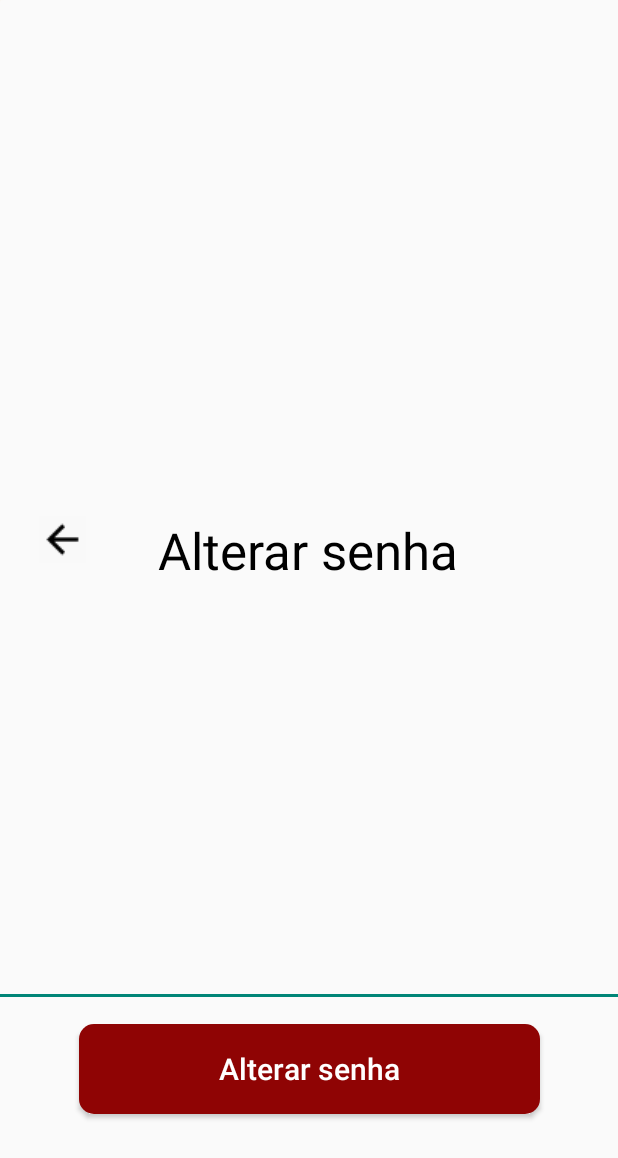
After one commit to Isabelaiff/Equality_Food_Android, an Android app: the VerificarCodigo screen opened directly, with no data from a screen before it, on a phone screen of 412 x 824 dp. The commit adds this screen. Shown: the top 1158 px of the screen. Run offline under Robolectric (Android 15) with nearby library versions, the phone set to English and light mode, and no system bars; our stand-ins replace Firebase (no records; nobody signed in at launch, a user with empty details on screens opened directly).

Commit message:
Validação do CPF e alterar senha com SMS (TESTE)

```diff
--- a/app/build.gradle
+++ b/app/build.gradle
@@ -40,6 +40,7 @@ dependencies {
     implementation 'com.google.firebase:firebase-database-ktx:20.2.2'
     implementation 'com.google.firebase:firebase-auth:22.1.2'
     implementation 'com.android.car.ui:car-ui-lib:2.5.1'
+    implementation project(path: ':app')
     testImplementation 'junit:junit:4.13.2'
     androidTestImplementation 'androidx.test.ext:junit:1.1.5'
     androidTestImplementation 'androidx.test.espresso:espresso-core:3.5.1'
--- /dev/null
+++ b/app/src/main/java/com/example/equalityfood/VerificarCodigo.java
@@ -0,0 +1,71 @@
+package com.example.equalityfood;
+
+import androidx.appcompat.app.AppCompatActivity;
+
+import android.content.Intent;
+import android.os.Bundle;
+import android.view.View;
+import android.widget.Button;
+import android.widget.EditText;
+import android.widget.ImageButton;
+import android.widget.Toast;
+
+import com.google.firebase.auth.FirebaseAuth;
+import com.google.firebase.auth.PhoneAuthCredential;
+import com.google.firebase.auth.PhoneAuthProvider;
+
+public class VerificarCodigo extends AppCompatActivity {
+
+    private EditText inputCodigo;
+    private Button btnEnviarCodigo;
+    private FirebaseAuth auth;
+
+    @Override
+    protected void onCreate(Bundle savedInstanceState) {
+        super.onCreate(savedInstanceState);
+        setContentView(R.layout.activity_verificar_codigo);
+
+        inputCodigo = findViewById(R.id.inputCodigo);
+        btnEnviarCodigo = findViewById(R.id.btnCodigo);
+        auth = FirebaseAuth.getInstance();
+        ImageButton btnVoltar = findViewById(R.id.voltar_button2);
+
+        btnVoltar.setOnClickListener(new View.OnClickListener() {
+            @Override
+            public void onClick(View v) {
+                finish();
+            }
+        });
+
+        final String verificationId = getIntent().getStringExtra("verificationId");
+
+        btnEnviarCodigo.setOnClickListener(new View.OnClickListener() {
+            @Override
+            public void onClick(View v) {
+                String codigoInserido = inputCodigo.getText().toString().trim();
+                if (!codigoInserido.isEmpty()) {
+                    PhoneAuthCredential credential = PhoneAuthProvider.getCredential(verificationId, codigoInserido);
+                    signInWithPhoneAuthCredential(credential);
+                } else {
+                    Toast.makeText(VerificarCodigo.this, "Por favor, insira o código de verificação.", Toast.LENGTH_SHORT).show();
+                }
+            }
+        });
+    }
+
+    private void signInWithPhoneAuthCredential(PhoneAuthCredential credential) {
+        auth.signInWithCredential(credential)
+                .addOnCompleteListener(this, task -> {
+                    if (task.isSuccessful()) {
+                        // Sucesso na verificação do número de telefone
+                        // Você pode iniciar a próxima atividade ou executar qualquer ação necessária
+                        Intent intent = new Intent(VerificarCodigo.this, AlterarSenha.class);
+                        startActivity(intent);
+                        finish();
+                    } else {
+                        // Falha na verificação do número de telefone
+                        Toast.makeText(VerificarCodigo.this, "Código de verificação incorreto.", Toast.LENGTH_SHORT).show();
+                    }
+                });
+    }
+}
--- /dev/null
+++ b/app/src/main/res/layout/activity_verificar_codigo.xml
@@ -0,0 +1,85 @@
+<?xml version="1.0" encoding="utf-8"?>
+<androidx.constraintlayout.widget.ConstraintLayout xmlns:android="http://schemas.android.com/apk/res/android"
+    xmlns:app="http://schemas.android.com/apk/res-auto"
+    xmlns:tools="http://schemas.android.com/tools"
+    android:layout_width="match_parent"
+    android:layout_height="match_parent"
+    tools:context=".EsqueceuSenha">
+
+    <ImageView
+        android:id="@+id/imageView6"
+        android:layout_width="725dp"
+        android:layout_height="360dp"
+        android:layout_marginBottom="752dp"
+        app:layout_constraintBottom_toBottomOf="parent"
+        app:layout_constraintEnd_toEndOf="parent"
+        app:layout_constraintHorizontal_bias="0.444"
+        app:layout_constraintStart_toStartOf="parent"
+        app:srcCompat="@drawable/cabecalho" />
+
+    <ImageButton
+        android:id="@+id/voltar_button2"
+        android:layout_width="wrap_content"
+        android:layout_height="wrap_content"
+        android:layout_marginTop="344dp"
+        android:background="#F9F9F9"
+        android:contentDescription="X"
+        app:layout_constraintEnd_toEndOf="parent"
+        app:layout_constraintHorizontal_bias="0.068"
+        app:layout_constraintStart_toStartOf="parent"
+        app:layout_constraintTop_toTopOf="parent"
+        app:srcCompat="@drawable/header" />
+
+    <EditText
+        android:id="@+id/inputCodigo"
+        android:layout_width="475dp"
+        android:layout_height="54dp"
+        android:layout_marginTop="228dp"
+        android:textColor="@color/black"
+        android:textSize="14sp"
+        app:layout_constraintEnd_toEndOf="parent"
+        app:layout_constraintStart_toStartOf="parent"
+        app:layout_constraintTop_toBottomOf="@+id/textView" />
+
+    <TextView
+        android:id="@+id/textView5"
+        android:layout_width="wrap_content"
+        android:layout_height="wrap_content"
+        android:layout_marginEnd="488dp"
+        android:text="Insira o código de verficação enviado"
+        app:layout_constraintBottom_toTopOf="@+id/inputCodigo"
+        app:layout_constraintEnd_toEndOf="parent"
+        app:layout_constraintTop_toBottomOf="@+id/textView"
+        app:layout_constraintVertical_bias="1.0" />
+
+    <TextView
+        android:id="@+id/textView"
+        android:layout_width="wrap_content"
+        android:layout_height="wrap_content"
+        android:layout_marginStart="133dp"
+        android:layout_marginTop="344dp"
+        android:layout_marginEnd="134dp"
+        android:text="Alterar senha"
+        android:textColor="@color/black"
+        android:textSize="34sp"
+        android:textStyle="normal"
+        app:layout_constraintEnd_toEndOf="parent"
+        app:layout_constraintStart_toStartOf="parent"
+        app:layout_constraintTop_toTopOf="parent" />
+
+    <Button
+        android:id="@+id/btnCodigo"
+        android:layout_width="307dp"
+        android:layout_height="60dp"
+        android:backgroundTint="#8F0404"
+        android:hint="Alterar senha"
+        android:background="@drawable/borda_botao"
+        android:textColorHint="#FFFFFF"
+        android:textSize="20sp"
+        app:layout_constraintBottom_toBottomOf="parent"
+        app:layout_constraintEnd_toEndOf="parent"
+        app:layout_constraintStart_toStartOf="parent"
+        app:layout_constraintTop_toBottomOf="@+id/inputCodigo"
+        app:layout_constraintVertical_bias="0.124" />
+
+</androidx.constraintlayout.widget.ConstraintLayout>
```
Also changed, not shown: app/src/main/AndroidManifest.xml (+16 -12 lines), app/src/main/java/com/example/equalityfood/AlterarSenha.java (added, +58 -0 lines), app/src/main/java/com/example/equalityfood/AtualizarPerfil.java (+33 -6 lines), app/src/main/java/com/example/equalityfood/EsqueceuSenha.java (+51 -74 lines), app/src/main/java/com/example/equalityfood/Perfil.java (+32 -38 lines), app/src/main/java/com/example/equalityfood/ValidaCPF.java (added, +69 -0 lines), app/src/main/java/com/example/equalityfood/criarConta.java (+7 -1 lines), app/src/main/res/layout/activity_alterar_senha.xml (added, +85 -0 lines), app/src/main/res/layout/activity_atualizar_perfil.xml (+0 -13 lines).
